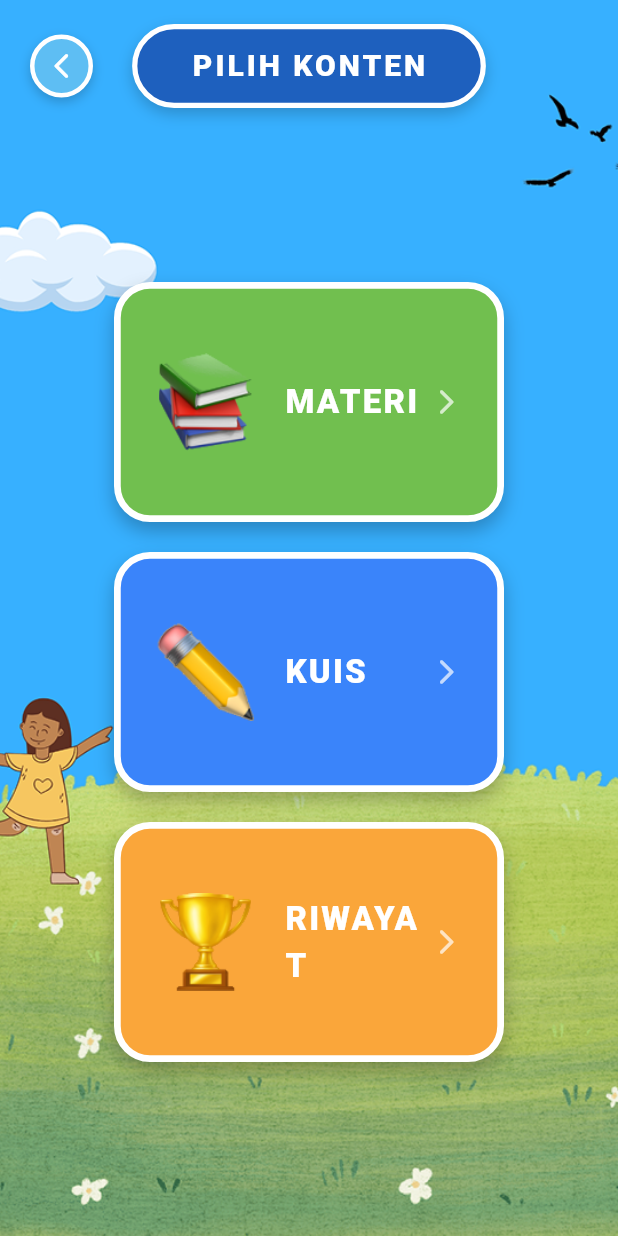
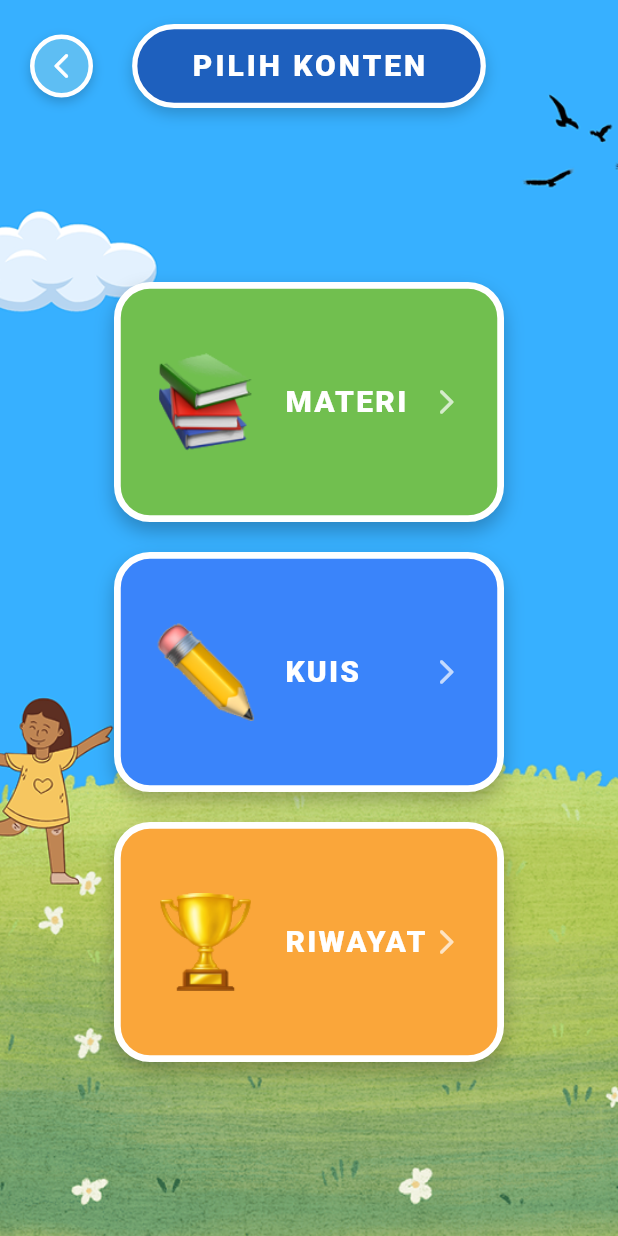
Before and after one commit to OpenANR/Projek_BUBA_Flutter, a Flutter app: the SelectContent screen opened directly, on a phone screen of 412 x 824 dp. Run offline on Flutter 3.47's test engine with Material 3 defaults, Android fonts, the phone set to English and light mode, and no system bars; our stand-ins replace audioplayers, shared_preferences; accounts and stored records are empty.

Commit message:
Perbaikan apin dan ukuran font konten

```diff
--- a/lib/services/auth_services.dart
+++ b/lib/services/auth_services.dart
@@ -7,7 +7,7 @@ import 'package:shared_preferences/shared_preferences.dart';
 import '../models/user_model.dart';
 
 class AuthServices {
-  static const String baseUrl = 'http://192.168.1.14:8000/api';
+  static const String baseUrl = 'http://0.0.0.0:8000/api';
 
   Future<String?> login(String email, String password) async {
     try {
--- a/lib/siswa/selectContent.dart
+++ b/lib/siswa/selectContent.dart
@@ -350,7 +350,7 @@ class _ContentMenuCardState extends State<_ContentMenuCard> {
                             widget.title,
                             style: const TextStyle(
                               color: Colors.white,
-                              fontSize: 22,
+                              fontSize: 20,
                               fontWeight: FontWeight.w900,
                               letterSpacing: 1.5,
                             ),
```
